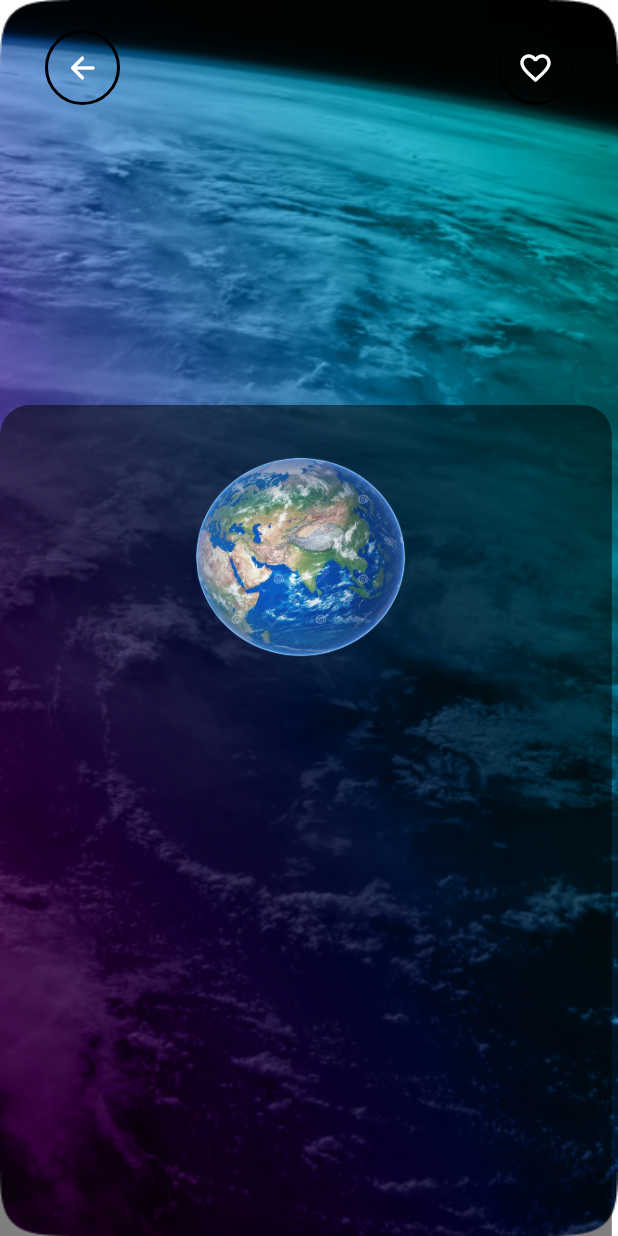
After one commit to akhilapg/Space-App, a Flutter app: the BottomNavigationScreen screen opened directly, after a tap on "Earth", on a phone screen of 412 x 824 dp. The commit adds this screen. Run offline on Flutter 3.47's test engine with Material 3 defaults, Android fonts, the phone set to English and light mode, and no system bars.

Commit message:
i just added the planetwise deails screen

```diff
--- a/lib/constant/app_images.dart
+++ b/lib/constant/app_images.dart
@@ -9,4 +9,5 @@ class AppImages{
   static String twittter_img="assets/images/twittter_img.png";
   static String facebook_img="assets/images/facebook_img.png";
   static String google_img="assets/images/google_img.png";
+  static String inner_page_image="assets/images/inner_page.png";
 }
--- a/lib/screens/favorites_screen.dart
+++ b/lib/screens/favorites_screen.dart
@@ -88,16 +88,8 @@ Widget buildPlanets(int index) {
                   fontWeight: FontWeight.bold,
                 ),
               ),
-              // Positioned(
-              //   top: 10,
-              //   right: 80,
-              //   child: Icon(
-              //     Icons.favorite_border,
-              //     color: Colors.white,
-              //     size: 10,
-              //   ),
-              // ),
-              // Icon(Icons.favorite,size:10,color: Colors.white,),
+
+
               SizedBox(height: 5,),
               Text(
                 // maxLines: 3,
@@ -107,6 +99,7 @@ Widget buildPlanets(int index) {
               ),
               SizedBox(height: 10),
               SizedBox(width: 10),
+
               Align(
                 alignment: Alignment.bottomRight,
                 child: Text(
@@ -117,6 +110,14 @@ Widget buildPlanets(int index) {
             ],
           ),
         ),
+        Align(
+          alignment: Alignment.topRight,
+          child: Icon(
+            Icons.favorite_border,
+            color: Colors.white,
+            size: 10,
+          ),
+        ),
       ],
     ),
   );
--- a/lib/screens/home_screen.dart
+++ b/lib/screens/home_screen.dart
@@ -1,6 +1,7 @@
 import 'package:flutter/material.dart';
 import 'package:space_app/constant/solar_planet_details.dart';
 import 'package:space_app/screens/appbar_screen.dart';
+import 'package:space_app/screens/planet_wise_detials_screen.dart';
 
 import '../constant/app_images.dart';
 
@@ -19,7 +20,7 @@ class HomeScreen extends StatelessWidget {
         ),
       ),
       child: Scaffold(
-        appBar: buildCommonAppbar(),
+        appBar: buildCommonAppbar("solar"),
         backgroundColor: Colors.transparent,
         body: Column(
           children: [
@@ -31,21 +32,21 @@ class HomeScreen extends StatelessWidget {
                 scrollDirection: Axis.horizontal,
 
                 children: [
-                  buildPlanets(0),
+                  buildPlanets(0,context),
                   SizedBox(width: 50),
-                  buildPlanets(1),
+                  buildPlanets(1,context),
                   SizedBox(width: 50),
-                  buildPlanets(2),
+                  buildPlanets(2,context),
                   SizedBox(width: 50),
-                  buildPlanets(3),
+                  buildPlanets(3,context),
                   SizedBox(width: 50),
-                  buildPlanets(4),
+                  buildPlanets(4,context),
                   SizedBox(width: 50),
-                  buildPlanets(5),
+                  buildPlanets(5,context),
                   SizedBox(width: 50),
-                  buildPlanets(6),
+                  buildPlanets(6,context),
                   SizedBox(width: 50),
-                  buildPlanets(7),
+                  buildPlanets(7,context),
                 ],
               ),
             ),
@@ -174,8 +175,12 @@ class HomeScreen extends StatelessWidget {
 // ignore: non_constant_identifier_names
 
 
-Widget buildPlanets(int index) {
-  return Container(
+Widget buildPlanets(int index,BuildContext context) {
+  return InkWell(
+    onTap: (){
+      Navigator.push(context, MaterialPageRoute(builder: (context)=>PlanetWiseDetialsScreen()));
+    },
+    child: Container(
       width: 100,
       height: 40,
       decoration: BoxDecoration(
@@ -195,5 +200,6 @@ Widget buildPlanets(int index) {
           ),
         ],
       ),
+    ),
   );
 }
--- /dev/null
+++ b/lib/screens/planet_wise_detials_screen.dart
@@ -0,0 +1,76 @@
+import 'package:flutter/material.dart';
+import 'package:space_app/constant/app_images.dart';
+import 'package:space_app/constant/solar_planet_details.dart';
+
+class PlanetWiseDetialsScreen extends StatefulWidget {
+  const PlanetWiseDetialsScreen({super.key});
+
+  @override
+  State<PlanetWiseDetialsScreen> createState() =>
+      _PlanetWiseDetialsScreenState();
+}
+
+class _PlanetWiseDetialsScreenState extends State<PlanetWiseDetialsScreen> {
+  @override
+  Widget build(BuildContext context) {
+    return Container(
+      width: double.infinity,
+      height: double.infinity,
+      decoration: BoxDecoration(
+        image: DecorationImage(
+          image: AssetImage(AppImages.inner_page_image),
+          fit: BoxFit.fill,
+        ),
+      ),
+      child: Scaffold(
+        backgroundColor: Colors.transparent,
+        body: Stack(
+          children: [
+            Positioned(
+              top: 20,
+              left: 30,
+              child: Container(
+                // margin: EdgeInsets.only(left: 40, top: 30),
+                width: 50,
+                height: 50,
+                decoration: BoxDecoration(
+                  borderRadius: BorderRadius.all(Radius.circular(30)),
+                  color: Colors.transparent,
+                  border: Border.all(color: Colors.black, width: 2.0),
+                ),
+                child: Icon(Icons.arrow_back_rounded, color: Colors.white),
+              ),
+            ),
+            Positioned(
+              top: 20,
+              right: 30,
+              child: Container(
+                // margin: EdgeInsets.only(left: 40, top: 30),
+                width: 50,
+                height: 50,
+                decoration: BoxDecoration(
+                  borderRadius: BorderRadius.all(Radius.circular(30)),
+                  color: Colors.transparent,
+                  border: Border.all(color: Colors.black, width: 2.0),
+                ),
+                child: Icon(Icons.favorite_border, color: Colors.white),
+              ),
+            ),
+            Positioned(
+              bottom: 0,
+              child: Container(
+                width: MediaQuery.of(context).size.width*0.99,
+                height: 554,
+                decoration: BoxDecoration(
+                  color: Colors.transparent.withOpacity(0.5),
+                  borderRadius: BorderRadius.only(topLeft: Radius.circular(20),topRight: Radius.circular(20)),
+                ),
+              ),
+            ),
+            Positioned(top: 300,left: 125,child: Image.asset(solar_planet_details["planet_images"][0],width: 150,height: 150,fit: BoxFit.fill,))
+          ],
+        ),
+      ),
+    );
+  }
+}
```
Also changed, not shown: assets/images/inner_page.png (added). Lines whose indentation alone changed are shown as unchanged.
